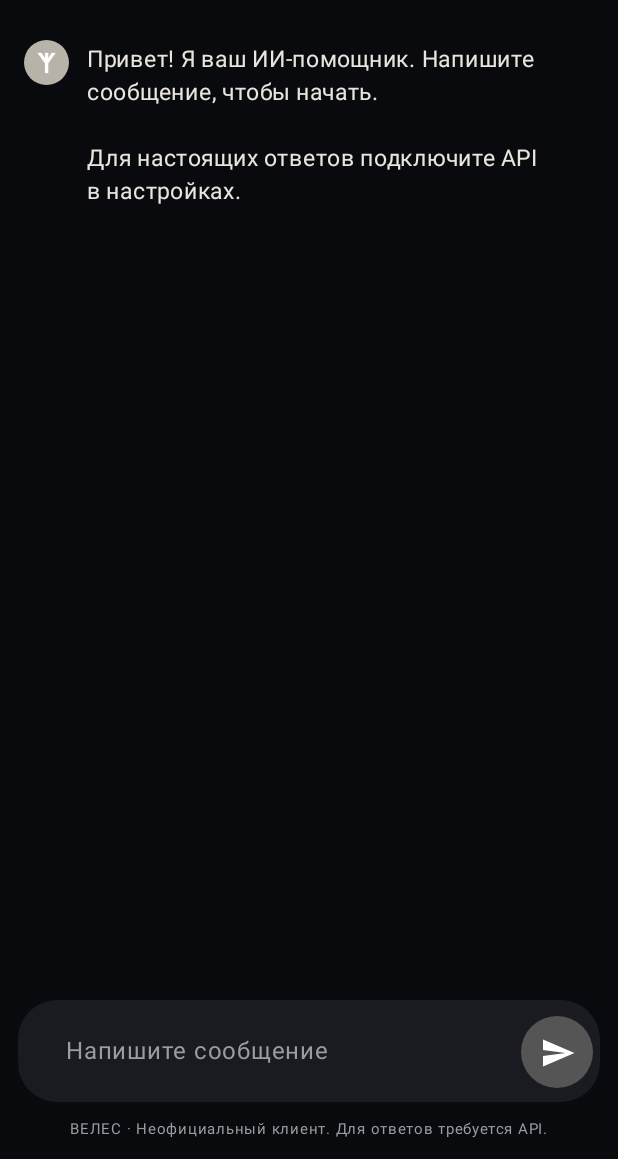
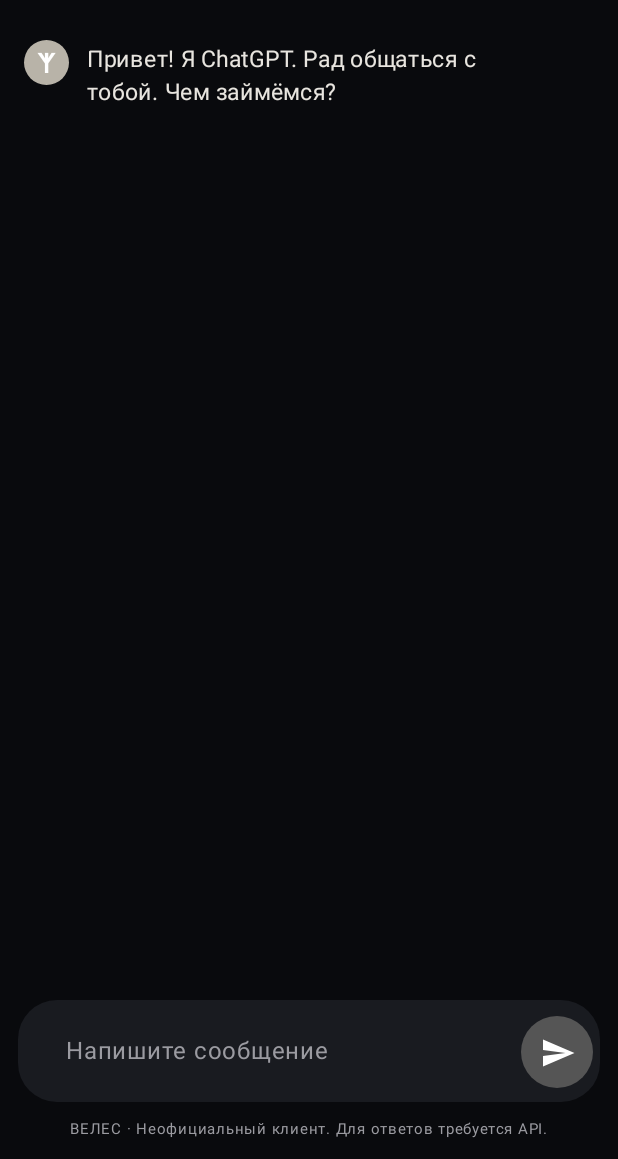
Before and after one commit to vastakalexey-stack/ChatGPTRussia, an Android app built with Jetpack Compose: the screen it shows after launch (MainActivity), on a phone screen of 412 x 824 dp, the part 77-1236 px from its top. Run offline under Robolectric (Android 15) with nearby library versions, the phone set to English and light mode, and no system bars; 3 statements that could not run were skipped.

Commit message:
Persist ChatGPT settings and messages; add conversation archive

```diff
--- a/app/src/main/java/ru/chatgpt/client/MainActivity.kt
+++ b/app/src/main/java/ru/chatgpt/client/MainActivity.kt
@@ -22,6 +22,7 @@ import androidx.compose.runtime.*
 import androidx.compose.ui.Alignment
 import androidx.compose.ui.Modifier
 import androidx.compose.ui.graphics.Color
+import androidx.compose.ui.platform.LocalContext
 import androidx.compose.ui.text.font.FontWeight
 import androidx.compose.ui.unit.dp
 import androidx.compose.ui.unit.sp
@@ -36,6 +37,34 @@ import java.net.HttpURLConnection
 import java.net.URL
 
 data class ChatMessage(val role: String, val text: String)
+
+private fun encodeMessages(messages: List<ChatMessage>): String {
+    val array = JSONArray()
+    messages.forEach { array.put(JSONObject().put("role", it.role).put("text", it.text)) }
+    return array.toString()
+}
+private fun decodeMessages(raw: String?): List<ChatMessage> {
+    if (raw.isNullOrBlank()) return emptyList()
+    return try {
+        val array = JSONArray(raw)
+        (0 until array.length()).map { i ->
+            val item = array.getJSONObject(i)
+            ChatMessage(item.getString("role"), item.getString("text"))
+        }
+    } catch (_: Exception) { emptyList() }
+}
+private fun archiveCurrentChat(prefs: android.content.SharedPreferences, messages: List<ChatMessage>) {
+    if (messages.none { it.role == "user" }) return
+    val archived = try {
+        val raw = prefs.getString("archive", null)
+        if (raw.isNullOrBlank()) JSONArray() else JSONArray(raw)
+    } catch (_: Exception) { JSONArray() }
+    archived.put(JSONArray(encodeMessages(messages)))
+    val trimmed = JSONArray()
+    val start = (archived.length() - 30).coerceAtLeast(0)
+    for (i in start until archived.length()) trimmed.put(archived.getJSONArray(i))
+    prefs.edit().putString("archive", trimmed.toString()).apply()
+}
 
 class MainActivity : ComponentActivity() {
     override fun onCreate(savedInstanceState: Bundle?) {
@@ -54,21 +83,30 @@ private val runeRed = Color(0xFF8F2929)
 @OptIn(ExperimentalMaterial3Api::class)
 @Composable
 fun ChatScreen() {
+    val context = LocalContext.current
+    val prefs = remember { context.getSharedPreferences("veles_settings", android.content.Context.MODE_PRIVATE) }
     val messages = remember {
-        mutableStateListOf(
-            ChatMessage("assistant", "Привет! Я ваш ИИ-помощник. Напишите сообщение, чтобы начать.\n\nДля настоящих ответов подключите API в настройках.")
-        )
+        mutableStateListOf<ChatMessage>().apply {
+            addAll(decodeMessages(prefs.getString("messages", null)))
+            if (isEmpty()) add(ChatMessage("assistant", "Привет! Я ChatGPT. Рад общаться с тобой. Чем займёмся?"))
+        }
     }
     var input by remember { mutableStateOf("") }
-    var apiKey by remember { mutableStateOf("") }
-    var endpoint by remember { mutableStateOf("https://api.openai.com/v1/chat/completions") }
-    var model by remember { mutableStateOf("gpt-4o-mini") }
+    var apiKey by remember { mutableStateOf(prefs.getString("api_key", "") ?: "") }
+    var endpoint by remember { mutableStateOf(prefs.getString("endpoint", "https://api.openai.com/v1/chat/completions") ?: "https://api.openai.com/v1/chat/completions") }
+    var model by remember { mutableStateOf(prefs.getString("model", "gpt-4o-mini") ?: "gpt-4o-mini") }
     var settingsOpen by remember { mutableStateOf(false) }
     var menuOpen by remember { mutableStateOf(false) }
+    var historyOpen by remember { mutableStateOf(false) }
+    var historyOpen by remember { mutableStateOf(false) }
     var busy by remember { mutableStateOf(false) }
     var error by remember { mutableStateOf<String?>(null) }
     val scope = rememberCoroutineScope()
     val listState = rememberLazyListState()
+
+    LaunchedEffect(messages.size) {
+        prefs.edit().putString("messages", encodeMessages(messages.toList())).apply()
+    }
 
     MaterialTheme(colorScheme = darkColorScheme(
         background = page, surface = panel, primary = green,
@@ -90,7 +128,7 @@ fun ChatScreen() {
                         }
                     },
                     actions = {
-                        IconButton(onClick = { messages.clear(); messages.add(ChatMessage("assistant", "Новый чат. Чем могу помочь?")) }) {
+                        IconButton(onClick = { archiveCurrentChat(prefs, messages.toList()); messages.clear(); messages.add(ChatMessage("assistant", "Новый чат. Чем могу помочь?")) }) {
                             Icon(Icons.Default.Add, "Новый чат", tint = textMain)
                         }
                         IconButton(onClick = { settingsOpen = true }) {
@@ -217,7 +255,8 @@ fun ChatScreen() {
                                 Modifier.fillMaxWidth().clickable {
                                     menuOpen = false
                                     when (index) {
-                                        0 -> { messages.clear(); messages.add(ChatMessage("assistant", "Новый чат. Чем могу помочь?")) }
+                                        0 -> { archiveCurrentChat(prefs, messages.toList()); messages.clear(); messages.add(ChatMessage("assistant", "Новый чат. Чем могу помочь?")) }
+                                        1 -> historyOpen = true
                                         2 -> settingsOpen = true
                                         4 -> error = "ChatGPT ВЕЛЕС — независимый клиент для Android."
                                     }
@@ -232,6 +271,30 @@ fun ChatScreen() {
             }
         }
 
+
+        if (historyOpen) {
+            AlertDialog(
+                onDismissRequest = { historyOpen = false }, containerColor = panel,
+                title = { Text("История диалогов", color = textMain) },
+                text = {
+                    val archive = remember(historyOpen) {
+                        try { prefs.getString("archive", null)?.let { JSONArray(it) } ?: JSONArray() }
+                        catch (_: Exception) { JSONArray() }
+                    }
+                    if (archive.length() == 0) Text("Сохранённых предыдущих диалогов пока нет.", color = muted)
+                    else Column {
+                        for (i in archive.length() - 1 downTo 0) {
+                            val saved = decodeMessages(archive.getJSONArray(i).toString())
+                            TextButton(onClick = { messages.clear(); messages.addAll(saved); historyOpen = false }) {
+                                Text("Диалог ${i + 1} · ${saved.count { it.role == "user" }} сообщений", color = textMain)
+                            }
+                        }
+                    }
+                },
+                confirmButton = { TextButton(onClick = { historyOpen = false }) { Text("Закрыть") } }
+            )
+        }
+
         if (settingsOpen) {
             AlertDialog(
                 onDismissRequest = { settingsOpen = false },
@@ -239,14 +302,14 @@ fun ChatScreen() {
                 title = { Text("Подключение API") },
                 text = {
                     Column(verticalArrangement = Arrangement.spacedBy(10.dp)) {
-                        Text("Ключ хранится только в памяти приложения и исчезнет после его закрытия.", color = muted, fontSize = 12.sp)
+                        Text("Настройки сохраняются на этом устройстве. Не передавай API-ключ другим людям.", color = muted, fontSize = 12.sp)
                         OutlinedTextField(value = apiKey, onValueChange = { apiKey = it }, label = { Text("OpenAI API key") }, singleLine = true)
                         OutlinedTextField(value = endpoint, onValueChange = { endpoint = it }, label = { Text("URL API") }, singleLine = true)
                         OutlinedTextField(value = model, onValueChange = { model = it }, label = { Text("Модель") }, singleLine = true)
                     }
                 },
-                confirmButton = { TextButton(onClick = { settingsOpen = false }) { Text("Готово") } },
-                dismissButton = { TextButton(onClick = { apiKey = ""; settingsOpen = false }) { Text("Очистить ключ") } }
+                confirmButton = { TextButton(onClick = { prefs.edit().putString("api_key", apiKey.trim()).putString("endpoint", endpoint.trim()).putString("model", model.trim()).apply(); settingsOpen = false }) { Text("Сохранить") } },
+                dismissButton = { TextButton(onClick = { apiKey = ""; prefs.edit().remove("api_key").apply(); settingsOpen = false }) { Text("Удалить ключ") } }
             )
         }
     }
```
